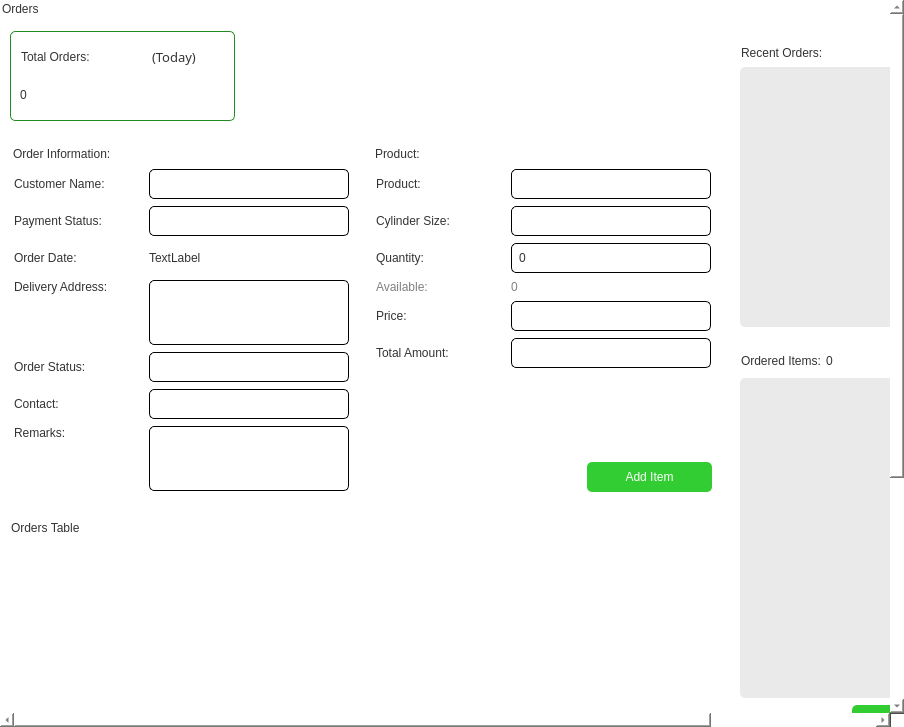
The window that app/src/ui/final_ui/orders_page.ui (Kazu0210/Inventory-System) describes before a commit, drawn with Qt 5.
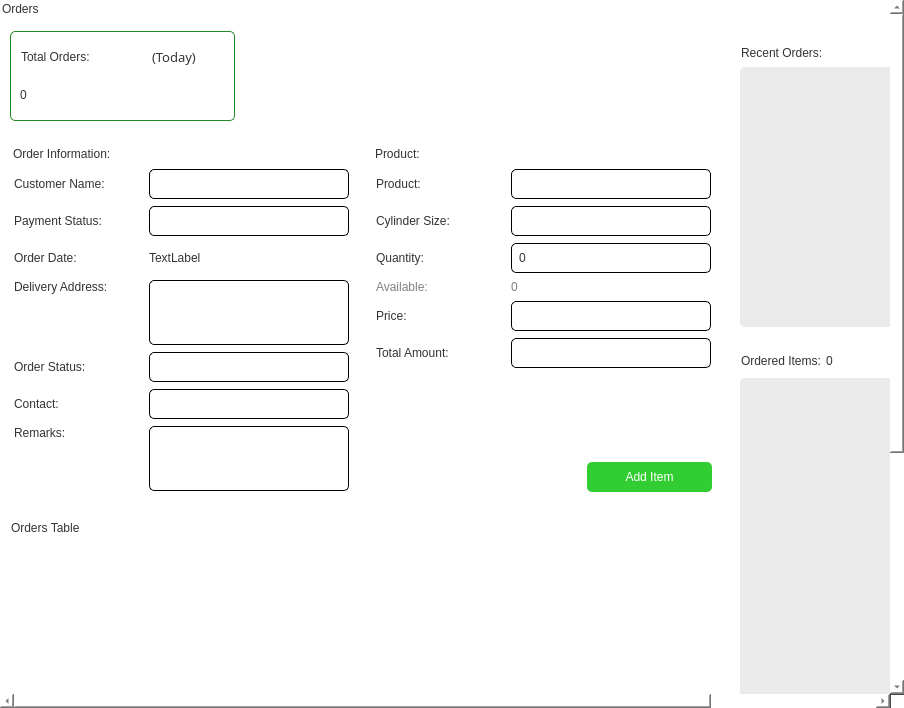
The same window after the commit.

Diff of the .ui file:
```diff
--- a/app/src/ui/final_ui/orders_page.ui
+++ b/app/src/ui/final_ui/orders_page.ui
@@ -7,7 +7,7 @@
     <x>0</x>
     <y>0</y>
     <width>904</width>
-    <height>727</height>
+    <height>708</height>
    </rect>
   </property>
   <property name="windowTitle">
@@ -81,8 +81,8 @@
      <widget class="QWidget" name="scrollAreaWidgetContents">
       <property name="geometry">
        <rect>
-        <x>0</x>
-        <y>0</y>
+        <x>-213</x>
+        <y>-345</y>
         <width>1100</width>
         <height>1103</height>
        </rect>
```
